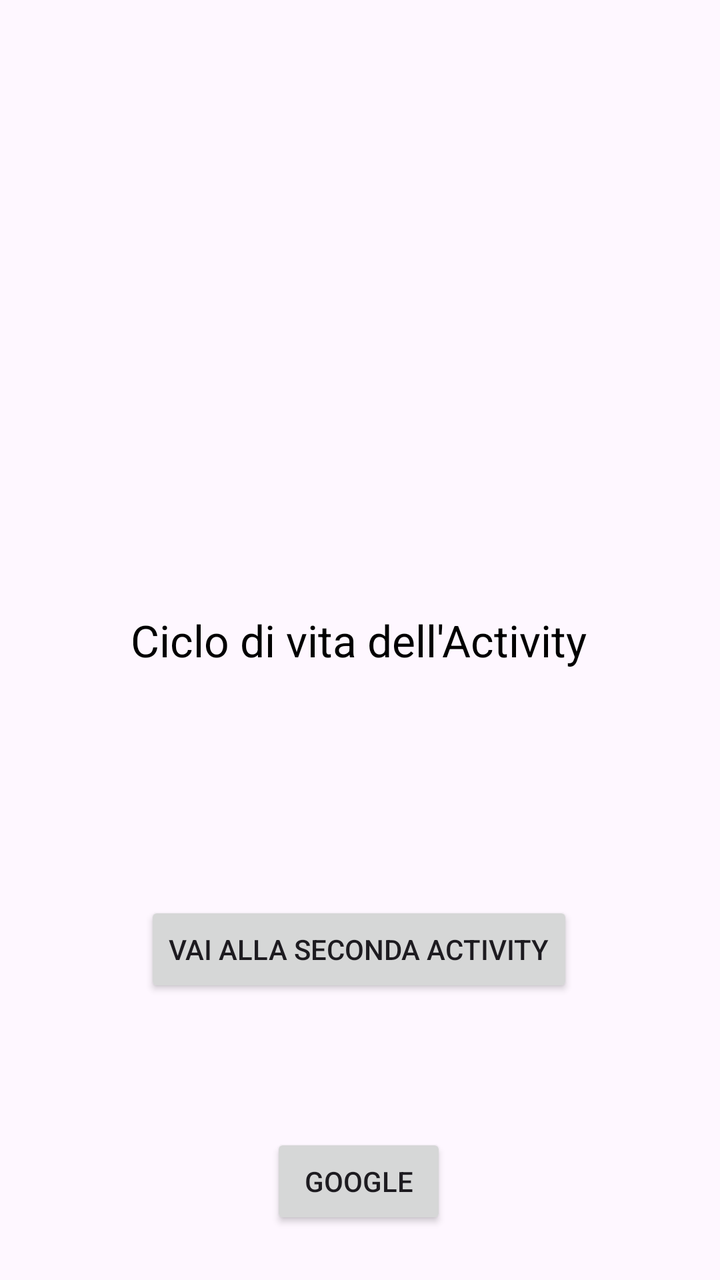
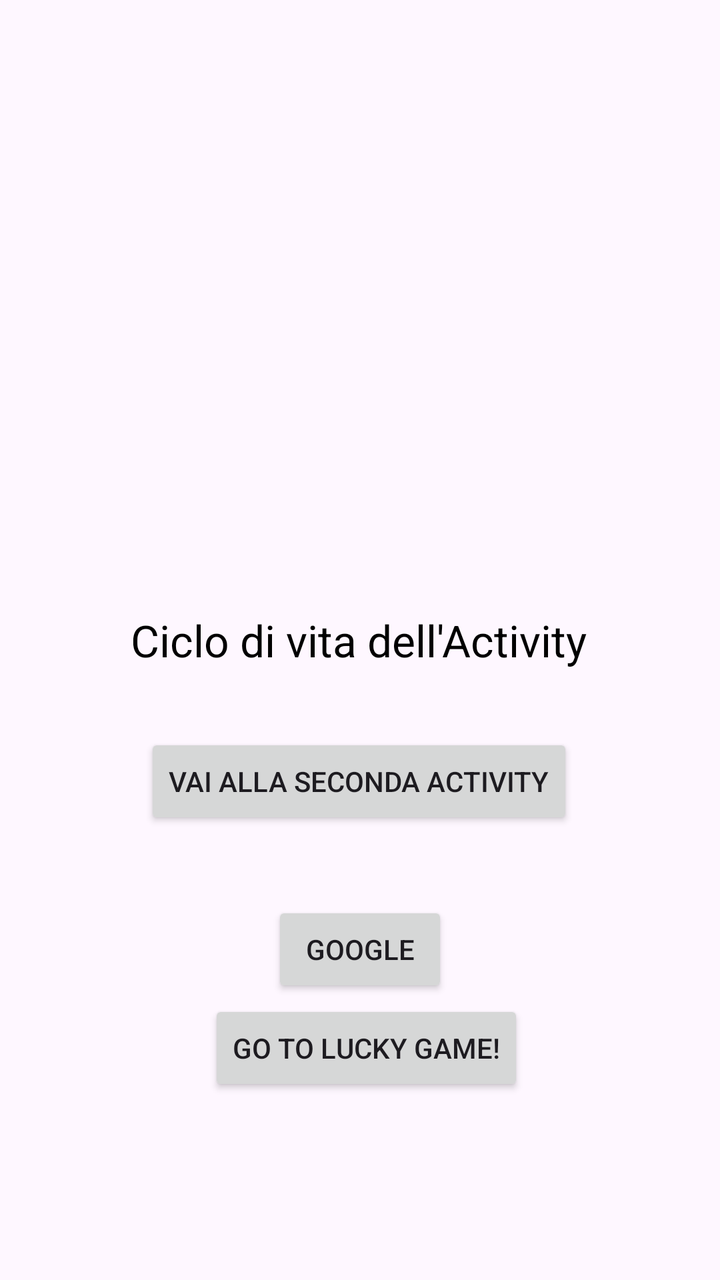

The first picture is an Android layout as it rendered before a commit; the second is the same layout after the commit. The layout source and the unified diff follow.
<!-- AndroidManifest.xml: activity theme Theme.App_life_cycle -->
<!-- res/layout/activity_main.xml -->
<?xml version="1.0" encoding="utf-8"?>
<androidx.constraintlayout.widget.ConstraintLayout xmlns:android="http://schemas.android.com/apk/res/android"
    xmlns:app="http://schemas.android.com/apk/res-auto"
    xmlns:tools="http://schemas.android.com/tools"
    android:layout_width="match_parent"
    android:layout_height="match_parent">

    <TextView
        android:id="@+id/txtTitolo"
        android:layout_width="wrap_content"
        android:layout_height="wrap_content"
        android:text="Ciclo di vita dell'Activity"
        android:textColor="@color/black"
        android:textSize="22sp"
        app:layout_constraintBottom_toBottomOf="parent"
        app:layout_constraintEnd_toEndOf="parent"
        app:layout_constraintHorizontal_bias="0.497"
        app:layout_constraintStart_toStartOf="parent"
        app:layout_constraintTop_toTopOf="parent" />

    <Button
        android:id="@+id/btnGoToSecond"
        android:layout_width="wrap_content"
        android:layout_height="wrap_content"
        android:layout_marginTop="116dp"
        android:text="Vai alla Seconda Activity"
        app:layout_constraintEnd_toEndOf="@+id/txtTitolo"
        app:layout_constraintStart_toStartOf="@+id/txtTitolo"
        app:layout_constraintTop_toBottomOf="@id/txtTitolo" />

    <Button
        android:id="@+id/btnGoogle"
        android:layout_width="wrap_content"
        android:layout_height="wrap_content"
        android:layout_marginTop="68dp"
        android:text="Google"
        app:layout_constraintEnd_toEndOf="@+id/btnGoToSecond"
        app:layout_constraintHorizontal_bias="0.498"
        app:layout_constraintStart_toStartOf="@+id/btnGoToSecond"
        app:layout_constraintTop_toBottomOf="@+id/btnGoToSecond" />

</androidx.constraintlayout.widget.ConstraintLayout>
<!-- resources referenced by this layout -->
<resources>
  <color name="black">#FF000000</color>
  <style name="Theme.App_life_cycle" parent="android:Theme.Material.Light.NoActionBar" />
</resources>

<!-- the commit's change to res/layout/activity_main.xml (unified diff, before → after) -->
@@ -22,7 +22,7 @@
         android:id="@+id/btnGoToSecond"
         android:layout_width="wrap_content"
         android:layout_height="wrap_content"
-        android:layout_marginTop="116dp"
+        android:layout_marginTop="32dp"
         android:text="Vai alla Seconda Activity"
         app:layout_constraintEnd_toEndOf="@+id/txtTitolo"
         app:layout_constraintStart_toStartOf="@+id/txtTitolo"
@@ -32,11 +32,22 @@
         android:id="@+id/btnGoogle"
         android:layout_width="wrap_content"
         android:layout_height="wrap_content"
-        android:layout_marginTop="68dp"
+        android:layout_marginTop="36dp"
         android:text="Google"
-        app:layout_constraintEnd_toEndOf="@+id/btnGoToSecond"
-        app:layout_constraintHorizontal_bias="0.498"
-        app:layout_constraintStart_toStartOf="@+id/btnGoToSecond"
+        app:layout_constraintEnd_toEndOf="@+id/txtTitolo"
+        app:layout_constraintHorizontal_bias="0.503"
+        app:layout_constraintStart_toStartOf="@+id/txtTitolo"
         app:layout_constraintTop_toBottomOf="@+id/btnGoToSecond" />
 
+    <Button
+        android:id="@+id/btnLucky"
+        android:layout_width="wrap_content"
+        android:layout_height="wrap_content"
+        android:layout_marginBottom="92dp"
+        android:text="Go to Lucky Game!"
+        app:layout_constraintBottom_toBottomOf="parent"
+        app:layout_constraintEnd_toEndOf="@+id/txtTitolo"
+        app:layout_constraintHorizontal_bias="0.55"
+        app:layout_constraintStart_toStartOf="@+id/txtTitolo" />
+
 </androidx.constraintlayout.widget.ConstraintLayout>
